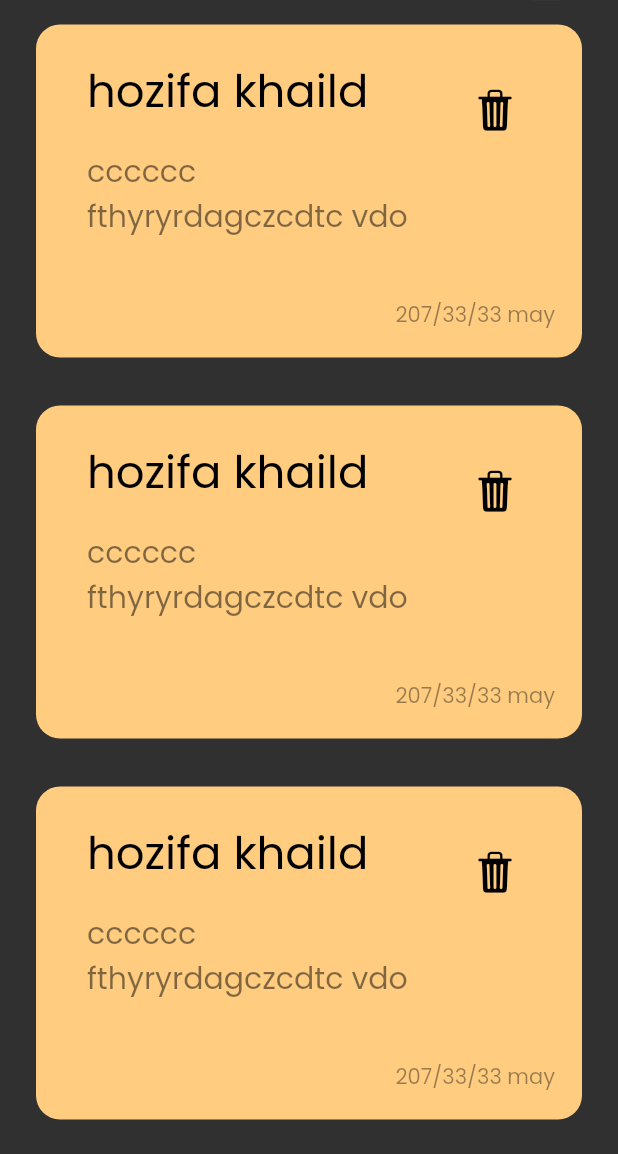
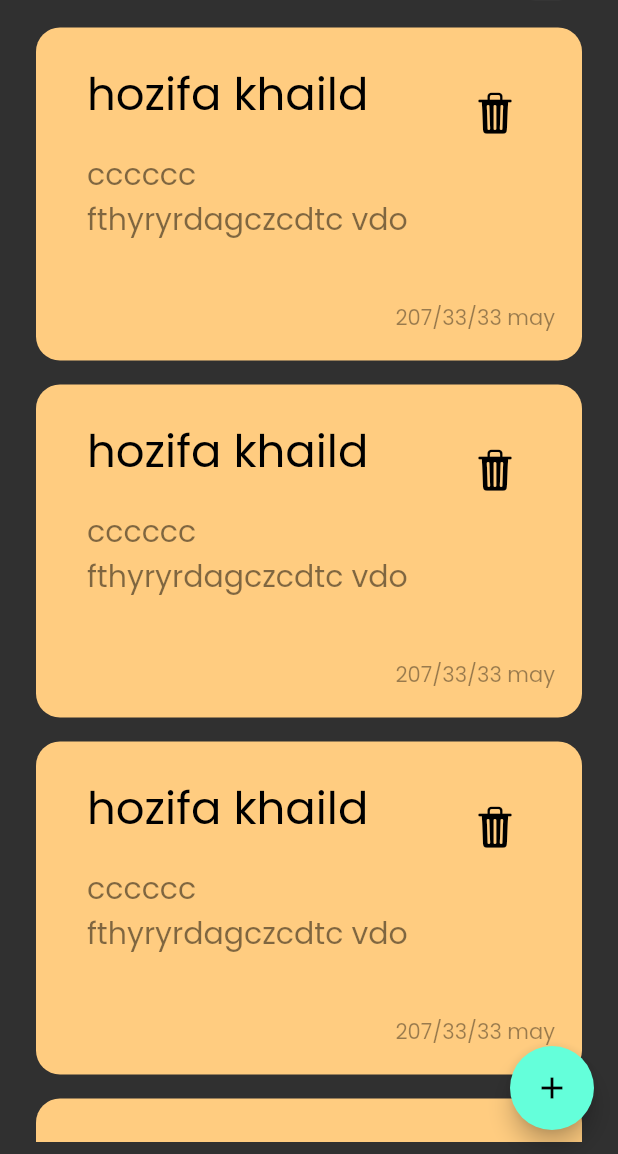
Before and after one commit to zoz312/note, a Flutter app: the screen it shows after launch, on a phone screen of 412 x 824 dp, the part 82-1236 px from its top. Run offline on Flutter 3.47's test engine with Material 2 defaults, Android fonts, the phone set to English and light mode, and no system bars.

Commit message:
add floatbutton

```diff
--- a/lib/views/Note_view.dart
+++ b/lib/views/Note_view.dart
@@ -9,7 +9,8 @@ class NoteWiew extends StatelessWidget {
   Widget build(BuildContext context) {
     return SafeArea(
       child: Scaffold(
-       body: BodyNotesView()
+       body: BodyNotesView(),
+       floatingActionButton: FloatingActionButton(onPressed: (){},child: Icon(Icons.add),),
       ),
     );
   }
--- a/lib/widgets/body_note_view.dart
+++ b/lib/widgets/body_note_view.dart
@@ -14,6 +14,7 @@ class BodyNotesView extends StatelessWidget {
       padding: const EdgeInsets.symmetric(horizontal: 24.0, vertical: 8),
       child: Column(
         children: [CustoumAppBar(),
+        SizedBox(height: 10,),
       listviewb()
          ],
       ),
--- a/lib/widgets/listviewb.dart
+++ b/lib/widgets/listviewb.dart
@@ -12,7 +12,7 @@ class listviewb extends StatelessWidget {
             itemCount: 10,
             itemBuilder: (BuildContext context, int index) {
               return const Padding(
-                padding: const EdgeInsets.symmetric(vertical:16.0),
+                padding: const EdgeInsets.symmetric(vertical:8.0),
                 child: ItemNote(),
               );
             },
```
